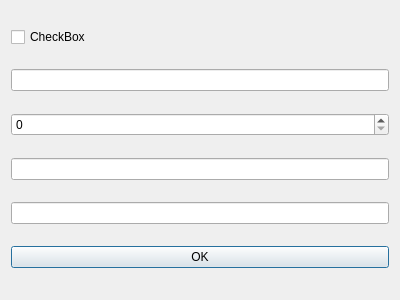
The window that secondwindow.ui (Anestesia/qShows) describes before a commit, drawn with Qt 5.
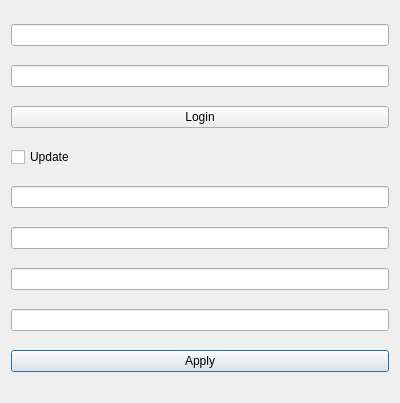
The same window after the commit.

What changed in the file:
```diff
--- a/secondwindow.ui
+++ b/secondwindow.ui
@@ -7,40 +7,61 @@
     <x>0</x>
     <y>0</y>
     <width>400</width>
-    <height>300</height>
+    <height>403</height>
    </rect>
   </property>
   <property name="windowTitle">
    <string>Dialog</string>
   </property>
   <layout class="QGridLayout" name="gridLayout">
-   <item row="0" column="0">
-    <widget class="QCheckBox" name="checkBox">
-     <property name="text">
-      <string>CheckBox</string>
-     </property>
-    </widget>
-   </item>
-   <item row="1" column="0">
-    <widget class="QLineEdit" name="lineEdit_4"/>
-   </item>
-   <item row="2" column="0">
-    <widget class="QSpinBox" name="spinBox">
-     <property name="maximum">
-      <number>9999</number>
-     </property>
-    </widget>
-   </item>
    <item row="3" column="0">
-    <widget class="QLineEdit" name="lineEdit_5"/>
+    <widget class="QCheckBox" name="checkBox">
+     <property name="text">
+      <string>Update</string>
+     </property>
+    </widget>
    </item>
    <item row="4" column="0">
-    <widget class="QLineEdit" name="lineEdit_6"/>
+    <widget class="QLineEdit" name="lineEdit_4">
+     <property name="text">
+      <string/>
+     </property>
+    </widget>
    </item>
    <item row="5" column="0">
+    <widget class="QLineEdit" name="lineEdit_5">
+     <property name="text">
+      <string/>
+     </property>
+    </widget>
+   </item>
+   <item row="7" column="0">
+    <widget class="QLineEdit" name="lineEdit_6">
+     <property name="text">
+      <string/>
+     </property>
+    </widget>
+   </item>
+   <item row="8" column="0">
     <widget class="QPushButton" name="pushButton">
      <property name="text">
-      <string>OK</string>
+      <string>Apply</string>
+     </property>
+    </widget>
+   </item>
+   <item row="0" column="0">
+    <widget class="QLineEdit" name="lineEdit"/>
+   </item>
+   <item row="1" column="0">
+    <widget class="QLineEdit" name="lineEdit_2"/>
+   </item>
+   <item row="6" column="0">
+    <widget class="QLineEdit" name="lineEdit_3"/>
+   </item>
+   <item row="2" column="0">
+    <widget class="QPushButton" name="pushButton_2">
+     <property name="text">
+      <string>Login</string>
      </property>
     </widget>
    </item>
```
